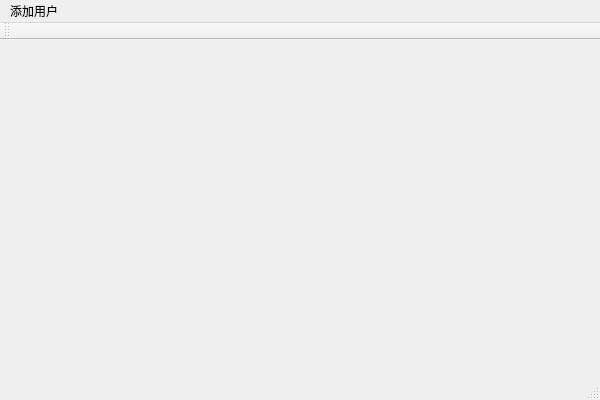
The window that V/vmainwin.ui (thinkingl/thinkingl-code-lib) describes before a commit, drawn with Qt 5.
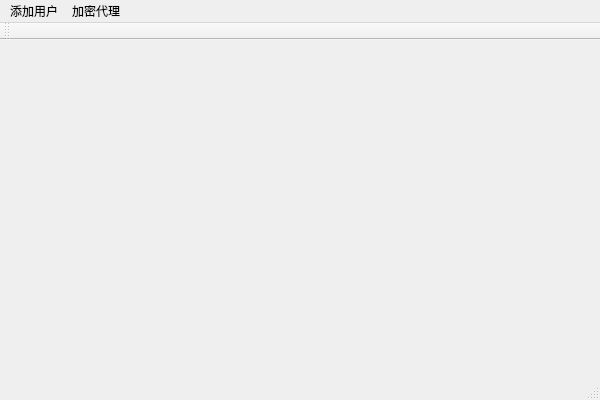
The same window after the commit.

The edit to the form file:
```diff
--- a/V/vmainwin.ui
+++ b/V/vmainwin.ui
@@ -29,7 +29,14 @@
     </property>
     <addaction name="actionAddUserByAddress"/>
    </widget>
+   <widget class="QMenu" name="menu_2">
+    <property name="title">
+     <string>加密代理</string>
+    </property>
+    <addaction name="actionConfig"/>
+   </widget>
    <addaction name="menu"/>
+   <addaction name="menu_2"/>
   </widget>
   <widget class="QToolBar" name="mainToolBar">
    <attribute name="toolBarArea">
```
Left out of the diff: 5 changed lines with no effect on the pictures.
